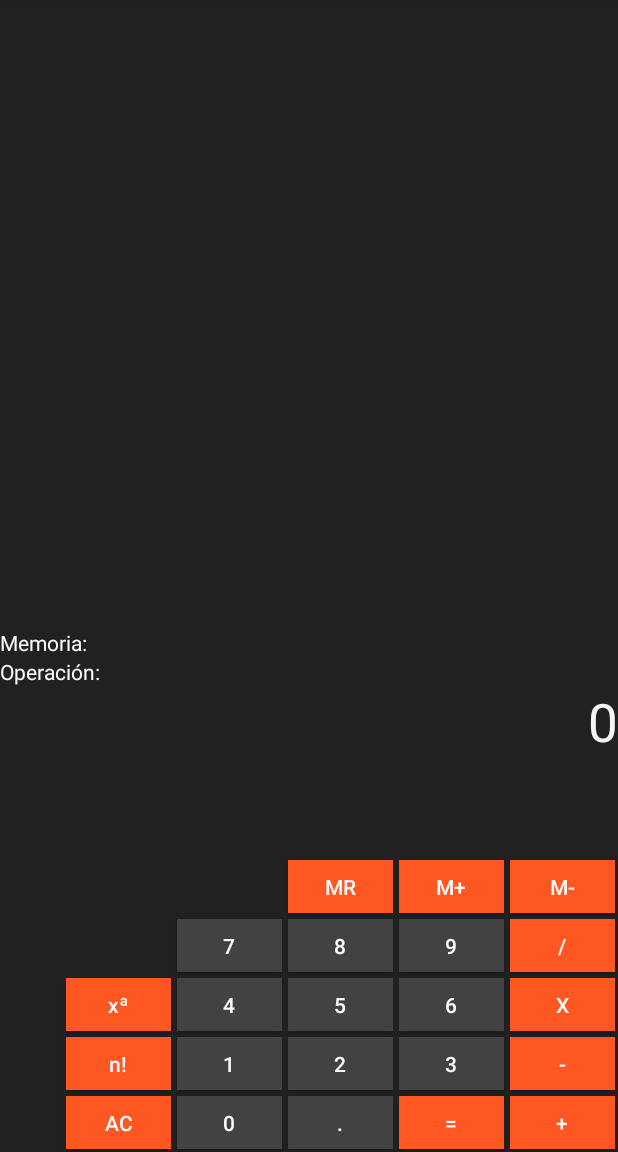
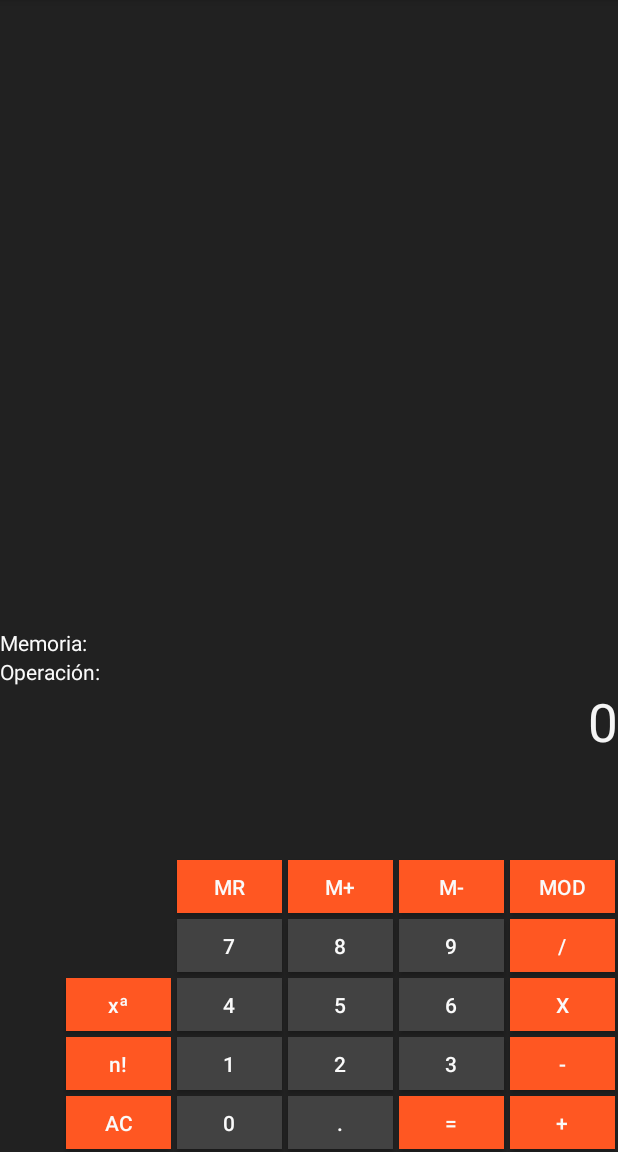
Before and after one commit to afcarrera/Calculadora_Android, an Android app: the screen it shows after launch (OperacionMainActivity), on a phone screen of 412 x 824 dp, the part 84-1236 px from its top. Run offline under Robolectric (Android 15) with nearby library versions, the phone set to English and light mode, and no system bars.

Commit message:
Agregación operación MOD

```diff
--- a/app/src/main/java/com/example/core/calculadora/presentador/OperacionPresentadorImpl.java
+++ b/app/src/main/java/com/example/core/calculadora/presentador/OperacionPresentadorImpl.java
@@ -155,6 +155,9 @@ public class OperacionPresentadorImpl implements OperacionPresentadorInterface {
                 case R.id.btnDivision:
                     operador = "/";
                     break;
+                case R.id.btnModulo:
+                    operador = "%";
+                    break;
                 case R.id.btnExponente:
                     operador = "^";
                     break;
--- a/app/src/main/java/com/example/core/calculadora/vista/OperacionMainActivity.java
+++ b/app/src/main/java/com/example/core/calculadora/vista/OperacionMainActivity.java
@@ -81,6 +81,9 @@ public class OperacionMainActivity extends AppCompatActivity implements Operacio
     /** Boton operación de división */
     private Button btnDivisión;
 
+    /** Boton operación de módulo */
+    private Button btnModulo;
+
     /** Boton operación de división */
     private Button btnExponente;
 
@@ -134,6 +137,7 @@ public class OperacionMainActivity extends AppCompatActivity implements Operacio
             btnResta = (Button) findViewById(R.id.btnResta);
             btnMultiplicación = (Button) findViewById(R.id.btnMultiplicacion);
             btnDivisión = (Button) findViewById(R.id.btnDivision);
+            btnModulo = (Button) findViewById(R.id.btnModulo);
             btnIgual = (Button) findViewById(R.id.btnIgual);
             btnMPlus = (Button) findViewById(R.id.btnMPlus);
             btnMMenos = (Button) findViewById(R.id.btnMMenos);
@@ -156,6 +160,7 @@ public class OperacionMainActivity extends AppCompatActivity implements Operacio
             btnResta.setOnClickListener(listenerSeleccionarOperacion);
             btnMultiplicación.setOnClickListener(listenerSeleccionarOperacion);
             btnDivisión.setOnClickListener(listenerSeleccionarOperacion);
+            btnModulo.setOnClickListener(listenerSeleccionarOperacion);
             btnExponente.setOnClickListener(listenerSeleccionarOperacion);
             btnIgual.setOnClickListener(listenerSeleccionarOperacion);
             btnMPlus.setOnClickListener(listenerIngresarMemoria);
--- a/app/src/main/res/layout/activity_main.xml
+++ b/app/src/main/res/layout/activity_main.xml
@@ -113,10 +113,21 @@
                     android:textColor="#FAFAFA" />
 
                 <Button
+                    android:id="@+id/btnModulo"
+                    android:layout_width="70dp"
+                    android:layout_height="35dp"
+                    android:layout_column="4"
+                    android:layout_margin="2dp"
+                    android:layout_row="4"
+                    android:background="#FF5722"
+                    android:text="MOD"
+                    android:textColor="#FAFAFA" />
+
+                <Button
                     android:id="@+id/btnMMenos"
                     android:layout_width="70dp"
                     android:layout_height="35dp"
-                    android:layout_column="4"
+                    android:layout_column="3"
                     android:layout_margin="2dp"
                     android:layout_row="4"
                     android:background="#FF5722"
@@ -292,7 +303,7 @@
                     android:id="@+id/btnMPlus"
                     android:layout_width="70dp"
                     android:layout_height="35dp"
-                    android:layout_column="3"
+                    android:layout_column="2"
                     android:layout_margin="2dp"
                     android:layout_row="4"
                     android:background="#FF5722"
@@ -303,7 +314,7 @@
                     android:id="@+id/btnMR"
                     android:layout_width="70dp"
                     android:layout_height="35dp"
-                    android:layout_column="2"
+                    android:layout_column="1"
                     android:layout_margin="2dp"
                     android:layout_row="4"
                     android:background="#FF5722"
```
Also changed, not shown: app/src/main/java/com/example/core/calculadora/modelo/NotacionInversa.java (+6 -4 lines), app/src/main/java/com/example/core/calculadora/modelo/Operacion.java (+18 -0 lines), 1 other file.
